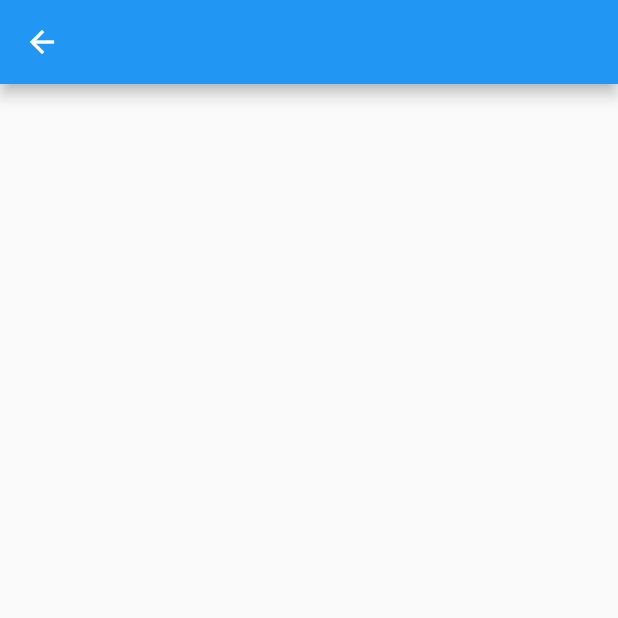
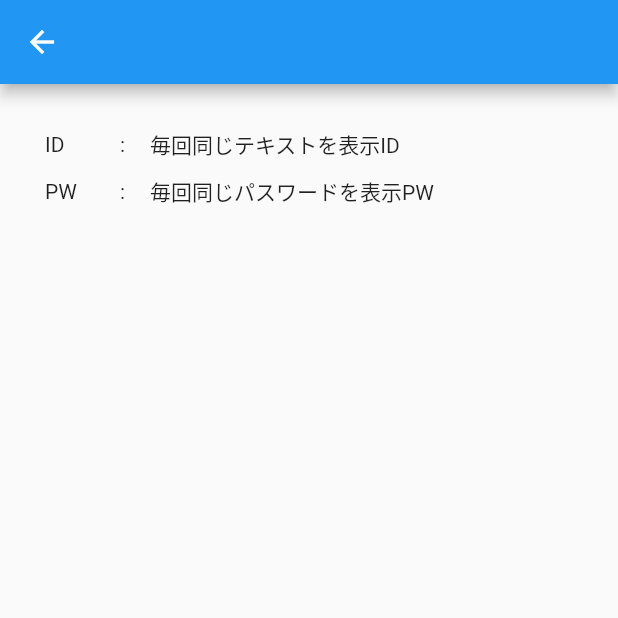
Before and after one commit to nokunoku1234/password_post_curriculum, a Flutter app: the NextPage screen opened directly, on a phone screen of 412 x 824 dp, the top half of it. Run offline on Flutter 3.47's test engine with Material 2 defaults, Android fonts, the phone set to English and light mode, and no system bars.

Commit message:
新しい画面のレイアウト作成

```diff
--- a/lib/main.dart
+++ b/lib/main.dart
@@ -67,5 +67,4 @@ class _MyHomePageState extends State<MyHomePage> {
 }
 
 
-//todo 新しい画面のレイアウトを作成
 //todo 新しい画面にリストからデータを引き継ぐ
--- a/lib/next_page.dart
+++ b/lib/next_page.dart
@@ -10,6 +10,40 @@ class _NextPageState extends State<NextPage> {
   Widget build(BuildContext context) {
     return Scaffold(
       appBar: AppBar(),
+      body: Padding(
+        padding: const EdgeInsets.all(30.0),
+        child: Column(
+          children: <Widget>[
+            Row(
+              children: <Widget>[
+                Container(
+                  width: 50,
+                  child: Text('ID'),
+                ),
+                Container(
+                  width: 20,
+                  child: Text(':'),
+                ),
+                Text('毎回同じテキストを表示ID'),
+              ],
+            ),
+            Padding(padding: EdgeInsets.all(5.0),),
+            Row(
+              children: <Widget>[
+                Container(
+                  width: 50,
+                  child: Text('PW'),
+                ),
+                Container(
+                  width: 20,
+                  child: Text(':'),
+                ),
+                Text('毎回同じパスワードを表示PW'),
+              ],
+            ),
+          ],
+        ),
+      ),
     );
   }
 }
```
